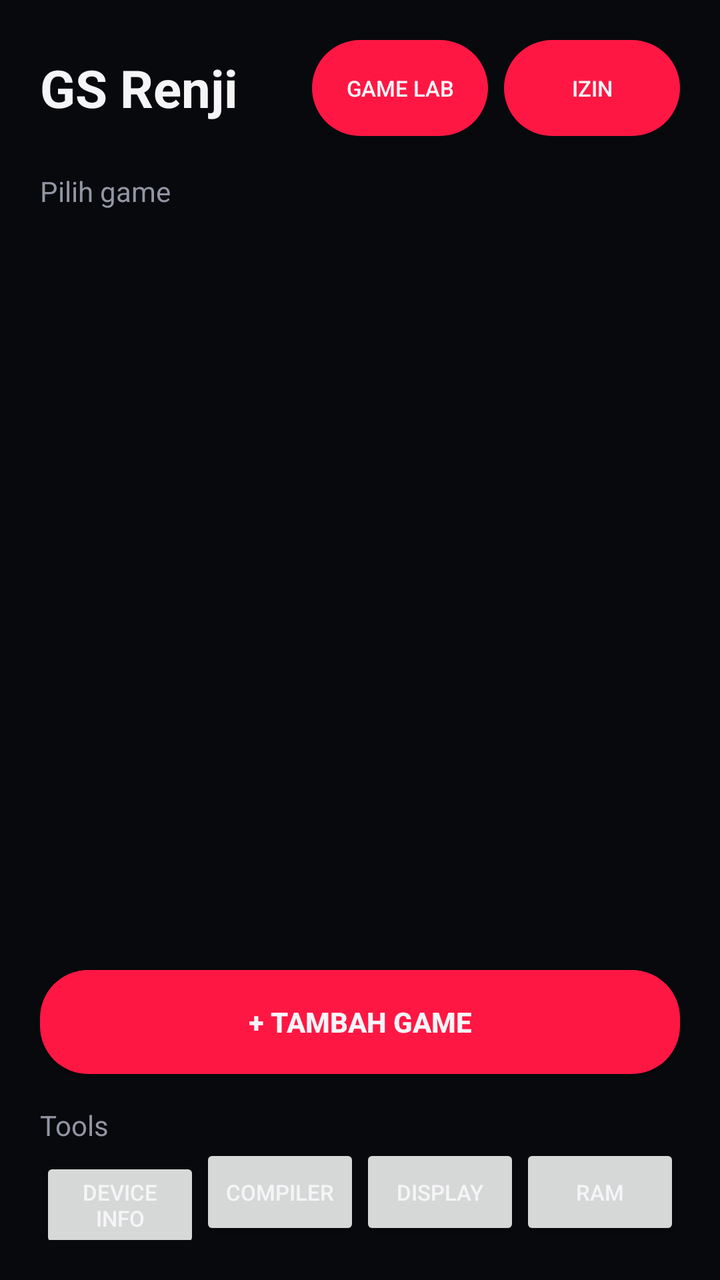
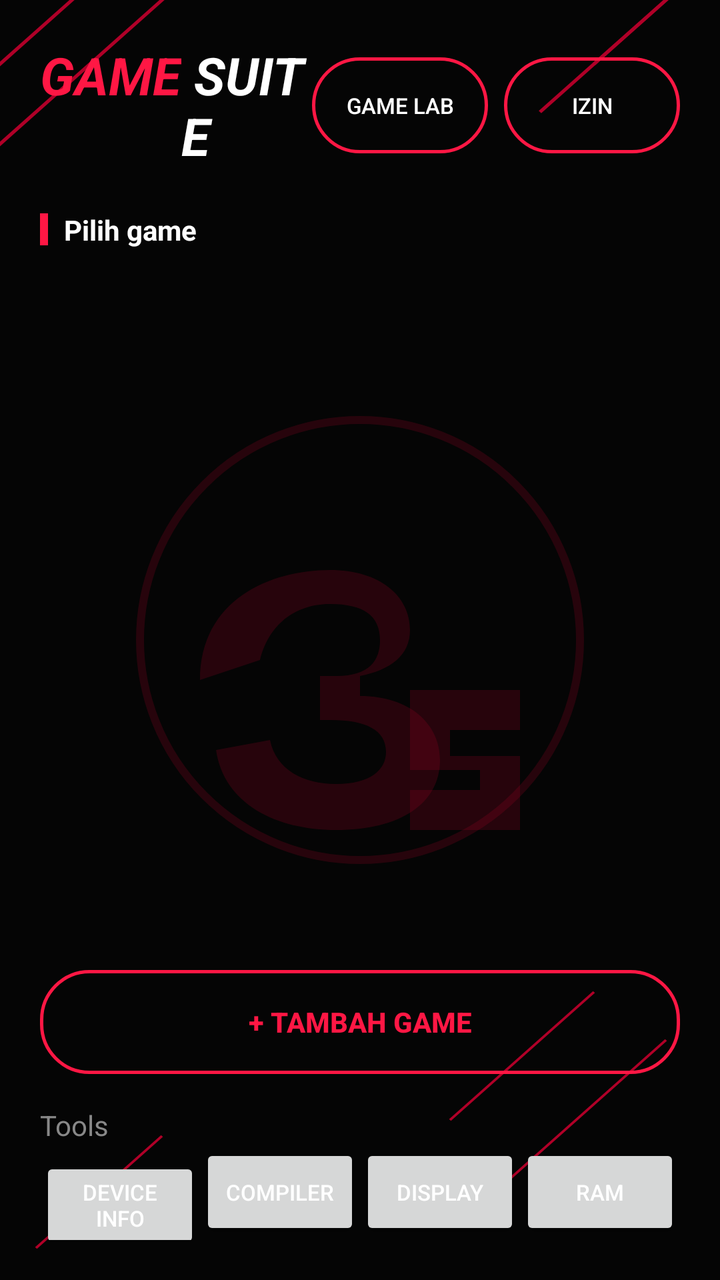

An Android layout rendered at two revisions. The XML below is the earlier revision; the diff shows what the commit changed to produce the second picture.
<!-- AndroidManifest.xml: activity theme Theme.GameSpace -->
<!-- res/layout/activity_game_list.xml -->
<?xml version="1.0" encoding="utf-8"?>
<LinearLayout xmlns:android="http://schemas.android.com/apk/res/android"
    android:layout_width="match_parent"
    android:layout_height="match_parent"
    android:orientation="vertical"
    android:background="@color/bg_dark"
    android:padding="20dp">

    <LinearLayout
        android:layout_width="match_parent"
        android:layout_height="wrap_content"
        android:orientation="horizontal"
        android:gravity="center_vertical">

        <TextView
            android:layout_width="0dp"
            android:layout_height="wrap_content"
            android:layout_weight="1"
            android:text="@string/app_name"
            android:textColor="@color/text_primary"
            android:textSize="26sp"
            android:textStyle="bold" />

        <Button
            android:id="@+id/btnGameLab"
            android:layout_width="wrap_content"
            android:layout_height="wrap_content"
            android:background="@drawable/btn_neon_pill"
            android:textColor="@color/text_primary"
            android:textSize="11sp"
            android:paddingHorizontal="14dp"
            android:text="@string/btn_game_lab" />

        <Button
            android:id="@+id/btnOpenSettings"
            android:layout_width="wrap_content"
            android:layout_height="wrap_content"
            android:layout_marginStart="8dp"
            android:background="@drawable/btn_neon_pill"
            android:textColor="@color/text_primary"
            android:textSize="11sp"
            android:paddingHorizontal="14dp"
            android:text="@string/btn_permissions" />

    </LinearLayout>

    <TextView
        android:layout_width="wrap_content"
        android:layout_height="wrap_content"
        android:text="@string/label_pick_game"
        android:textColor="@color/text_secondary"
        android:layout_marginTop="18dp"
        android:layout_marginBottom="10dp" />

    <androidx.recyclerview.widget.RecyclerView
        android:id="@+id/recyclerGames"
        android:layout_width="match_parent"
        android:layout_height="0dp"
        android:layout_weight="1" />

    <Button
        android:id="@+id/btnAddGame"
        android:layout_width="match_parent"
        android:layout_height="52dp"
        android:background="@drawable/btn_neon_pill"
        android:textColor="@color/text_primary"
        android:textStyle="bold"
        android:layout_marginTop="14dp"
        android:text="@string/btn_add_game" />

    <TextView
        android:layout_width="wrap_content"
        android:layout_height="wrap_content"
        android:text="Tools"
        android:textColor="@color/text_secondary"
        android:layout_marginTop="16dp" />

    <LinearLayout
        android:layout_width="match_parent"
        android:layout_height="wrap_content"
        android:orientation="horizontal">

        <Button android:id="@+id/btnDeviceInfo" android:layout_width="0dp" android:layout_height="wrap_content" android:layout_weight="1" android:text="Device Info" android:textSize="11sp" />
        <Button android:id="@+id/btnRuntimeCompiler" android:layout_width="0dp" android:layout_height="wrap_content" android:layout_weight="1" android:text="Compiler" android:textSize="11sp" />
        <Button android:id="@+id/btnDisplayController" android:layout_width="0dp" android:layout_height="wrap_content" android:layout_weight="1" android:text="Display" android:textSize="11sp" />
        <Button android:id="@+id/btnRamCleaner" android:layout_width="0dp" android:layout_height="wrap_content" android:layout_weight="1" android:text="RAM" android:textSize="11sp" />
    </LinearLayout>

</LinearLayout>
<!-- resources referenced by this layout -->
<resources>
  <color name="bg_dark">#08090D</color>
  <color name="text_primary">#F5F5F7</color>
  <color name="text_secondary">#9296A3</color>
  <!-- drawable btn_neon_pill (drawable) -->
  <?xml version="1.0" encoding="utf-8"?>
  <shape xmlns:android="http://schemas.android.com/apk/res/android"
      android:shape="rectangle">
      <solid android:color="@color/accent" />
      <corners android:radius="24dp" />
  </shape>
  <string name="app_name">GS Renji</string>
  <string name="btn_add_game">+ Tambah game</string>
  <string name="btn_game_lab">Game Lab</string>
  <string name="btn_permissions">Izin</string>
  <string name="label_pick_game">Pilih game</string>
  <color name="accent">#FF1744</color>
  <color name="accent_glow">#FF2D55</color>
  <!-- unchanged entries left out for length: 1 -->
</resources>

<!-- the commit's change to res/layout/activity_game_list.xml (unified diff, before → after) -->
@@ -3,7 +3,7 @@
     android:layout_width="match_parent"
     android:layout_height="match_parent"
     android:orientation="vertical"
-    android:background="@color/bg_dark"
+    android:background="@drawable/bg_library_pattern"
     android:padding="20dp">
 
     <LinearLayout
@@ -12,20 +12,34 @@
         android:orientation="horizontal"
         android:gravity="center_vertical">
 
-        <TextView
+        <LinearLayout
             android:layout_width="0dp"
             android:layout_height="wrap_content"
             android:layout_weight="1"
-            android:text="@string/app_name"
-            android:textColor="@color/text_primary"
-            android:textSize="26sp"
-            android:textStyle="bold" />
+            android:orientation="horizontal">
+
+            <TextView
+                android:layout_width="wrap_content"
+                android:layout_height="wrap_content"
+                android:text="GAME"
+                android:textColor="@color/accent"
+                android:textSize="26sp"
+                android:textStyle="bold|italic" />
+
+            <TextView
+                android:layout_width="wrap_content"
+                android:layout_height="wrap_content"
+                android:text=" SUITE"
+                android:textColor="@color/text_primary"
+                android:textSize="26sp"
+                android:textStyle="bold|italic" />
+        </LinearLayout>
 
         <Button
             android:id="@+id/btnGameLab"
             android:layout_width="wrap_content"
             android:layout_height="wrap_content"
-            android:background="@drawable/btn_neon_pill"
+            android:background="@drawable/btn_neon_outline"
             android:textColor="@color/text_primary"
             android:textSize="11sp"
             android:paddingHorizontal="14dp"
@@ -36,7 +50,7 @@
             android:layout_width="wrap_content"
             android:layout_height="wrap_content"
             android:layout_marginStart="8dp"
-            android:background="@drawable/btn_neon_pill"
+            android:background="@drawable/btn_neon_outline"
             android:textColor="@color/text_primary"
             android:textSize="11sp"
             android:paddingHorizontal="14dp"
@@ -44,13 +58,28 @@
 
     </LinearLayout>
 
-    <TextView
-        android:layout_width="wrap_content"
+    <LinearLayout
+        android:layout_width="match_parent"
         android:layout_height="wrap_content"
-        android:text="@string/label_pick_game"
-        android:textColor="@color/text_secondary"
-        android:layout_marginTop="18dp"
-        android:layout_marginBottom="10dp" />
+        android:orientation="horizontal"
+        android:gravity="center_vertical"
+        android:layout_marginTop="20dp"
+        android:layout_marginBottom="10dp">
+
+        <View
+            android:layout_width="4dp"
+            android:layout_height="16dp"
+            android:background="@color/accent"
+            android:layout_marginEnd="8dp" />
+
+        <TextView
+            android:layout_width="wrap_content"
+            android:layout_height="wrap_content"
+            android:text="@string/label_pick_game"
+            android:textColor="@color/text_primary"
+            android:textStyle="bold" />
+
+    </LinearLayout>
 
     <androidx.recyclerview.widget.RecyclerView
         android:id="@+id/recyclerGames"
@@ -62,8 +91,8 @@
         android:id="@+id/btnAddGame"
         android:layout_width="match_parent"
         android:layout_height="52dp"
-        android:background="@drawable/btn_neon_pill"
-        android:textColor="@color/text_primary"
+        android:background="@drawable/btn_neon_outline"
+        android:textColor="@color/accent"
         android:textStyle="bold"
         android:layout_marginTop="14dp"
         android:text="@string/btn_add_game" />
<!-- resource entries referenced after the edit -->
@@ -1,22 +1,63 @@
 <!-- resources referenced by this layout -->
 <resources>
-  <color name="bg_dark">#08090D</color>
-  <color name="text_primary">#F5F5F7</color>
-  <color name="text_secondary">#9296A3</color>
-  <!-- drawable btn_neon_pill (drawable) -->
+  <color name="bg_dark">#050505</color>
+  <!-- drawable diagonal_lines_overlay (drawable) -->
+  <vector xmlns:android="http://schemas.android.com/apk/res/android"
+      android:width="400dp"
+      android:height="800dp"
+      android:viewportWidth="400"
+      android:viewportHeight="800">
+      <path android:strokeColor="@color/accent_dim" android:strokeWidth="2" android:pathData="M-20,60 L60,-20" />
+      <path android:strokeColor="@color/accent_dim" android:strokeWidth="2" android:pathData="M-20,110 L110,-20" />
+      <path android:strokeColor="@color/accent_dim" android:strokeWidth="2" android:pathData="M330,40 L400,-30" />
+      <path android:strokeColor="@color/accent_dim" android:strokeWidth="2" android:pathData="M300,70 L400,-30" />
+      <path android:strokeColor="@color/accent_dim" android:strokeWidth="1.5" android:pathData="M250,700 L330,620" />
+      <path android:strokeColor="@color/accent_dim" android:strokeWidth="1.5" android:pathData="M280,740 L370,650" />
+      <path android:strokeColor="@color/accent_dim" android:strokeWidth="1.5" android:pathData="M20,780 L90,710" />
+  </vector>
+  <!-- drawable watermark_gs (drawable) -->
+  <vector xmlns:android="http://schemas.android.com/apk/res/android"
+      android:width="280dp"
+      android:height="280dp"
+      android:viewportWidth="280"
+      android:viewportHeight="280">
+      <path
+          android:fillColor="#00000000"
+          android:strokeColor="@color/watermark_red"
+          android:strokeWidth="4"
+          android:pathData="M140,140m-110,0a110,110 0,1 1,220 0a110,110 0,1 1,-220 0" />
+      <path
+          android:fillColor="@color/watermark_red"
+          android:pathData="M60,160 C60,120 95,105 125,105 C150,105 165,118 165,135 C165,148 155,155 140,158 L140,168 C165,168 180,182 180,200 C180,222 160,235 128,235 C98,235 72,222 68,195 L95,190 C98,205 112,212 128,212 C145,212 153,205 153,196 C153,185 143,180 125,180 L120,180 L120,158 L128,158 C145,158 150,150 150,140 C150,128 142,122 125,122 C110,122 95,130 90,150 Z" />
+      <path
+          android:fillColor="@color/watermark_red"
+          android:pathData="M165,165 L220,165 L220,185 L185,185 L185,198 L220,198 L220,235 L165,235 L165,215 L200,215 L200,205 L165,205 Z" />
+  </vector>
+  <color name="text_primary">#FFFFFF</color>
+  <color name="text_secondary">#888888</color>
+  <!-- drawable bg_library_pattern (drawable) -->
+  <?xml version="1.0" encoding="utf-8"?>
+  <layer-list xmlns:android="http://schemas.android.com/apk/res/android">
+      <item android:drawable="@color/bg_dark" />
+      <item android:drawable="@drawable/diagonal_lines_overlay" android:gravity="fill" />
+      <item android:drawable="@drawable/watermark_gs" android:gravity="center" />
+  </layer-list>
+  <!-- drawable btn_neon_outline (drawable) -->
   <?xml version="1.0" encoding="utf-8"?>
   <shape xmlns:android="http://schemas.android.com/apk/res/android"
       android:shape="rectangle">
-      <solid android:color="@color/accent" />
+      <solid android:color="#00000000" />
+      <stroke android:width="1.5dp" android:color="@color/accent" />
       <corners android:radius="24dp" />
   </shape>
-  <string name="app_name">GS Renji</string>
   <string name="btn_add_game">+ Tambah game</string>
   <string name="btn_game_lab">Game Lab</string>
   <string name="btn_permissions">Izin</string>
   <string name="label_pick_game">Pilih game</string>
   <color name="accent">#FF1744</color>
   <color name="accent_glow">#FF2D55</color>
+  <color name="accent_dim">#B00028</color>
+  <color name="watermark_red">#33B00028</color>
   <!-- unchanged entries left out for length: 1 -->
 </resources>
 
